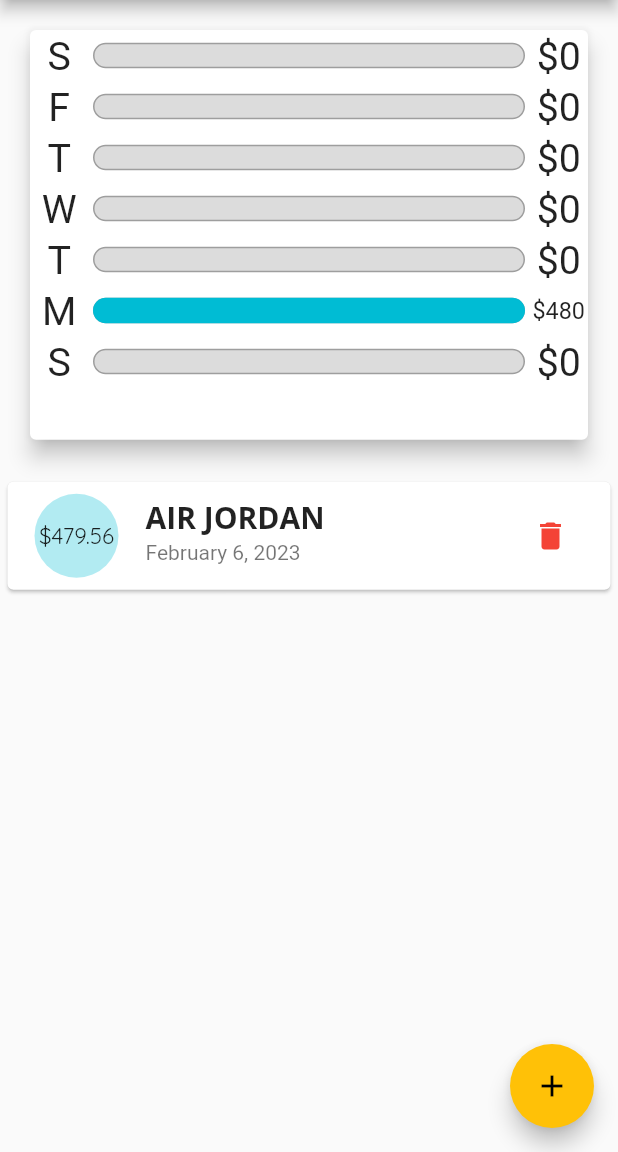
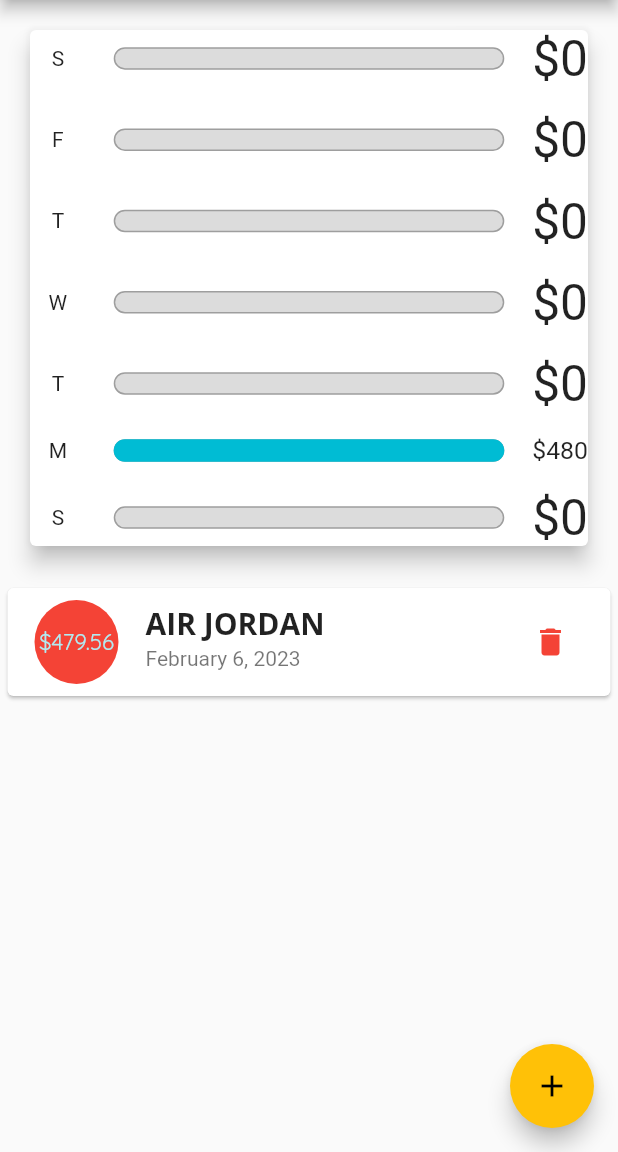
Before and after one commit to CHAITANYA9999999/FLUTTER-EXPENSE-APP, a Flutter app: the screen it shows after launch, on a phone screen of 412 x 824 dp, the part 84-1236 px from its top. Run offline on Flutter 3.47's test engine with Material 2 defaults, Android fonts, the phone set to English and light mode, and no system bars.

Commit message:
DAY-8 COMPLETED

```diff
--- a/lib/main.dart
+++ b/lib/main.dart
@@ -3,13 +3,20 @@
 import 'package:expense_app/widgets/new_transaction_.dart';
 import 'package:expense_app/widgets/transaction_list.dart';
 import 'package:flutter/material.dart';
+import 'package:flutter/services.dart';
 import './model/transaction.dart';
 
-void main() => runApp(MyApp());
+void main() {
+  runApp(MyApp());
+}
 
 class MyApp extends StatelessWidget {
   @override
   Widget build(BuildContext context) {
+    SystemChrome.setPreferredOrientations([
+      DeviceOrientation.portraitUp,
+      DeviceOrientation.portraitDown,
+    ]);
     return MaterialApp(
       title: 'Flutter App',
       theme: ThemeData(
@@ -17,14 +24,14 @@
           primarySwatch: Colors.cyan,
           accentColor: Colors.amber,
           textTheme: ThemeData.light().textTheme.copyWith(
-              headline6: TextStyle(
+              headline6: const TextStyle(
                 fontFamily: 'Open Sans',
                 fontWeight: FontWeight.bold,
                 fontSize: 20,
               ),
               button:
                   TextStyle(color: Colors.white, fontWeight: FontWeight.bold)),
-          appBarTheme: AppBarTheme(
+          appBarTheme: const AppBarTheme(
             titleTextStyle: TextStyle(
               fontFamily: 'Open Sans',
               fontWeight: FontWeight.bold,
@@ -50,7 +57,7 @@
   State<MyHomePage> createState() => _MyHomePageState();
 }
 
-class _MyHomePageState extends State<MyHomePage> {
+class _MyHomePageState extends State<MyHomePage> with WidgetsBindingObserver {
   // final List<Transaction> _userTransaction = [
   //   Transaction(
   //     id: 't1',
@@ -62,9 +69,38 @@
   //     id: 't2',
   //     title: 'iPhone 13',
   //     amount: 599.99,
-  //     date: DateTime.now(),
+  //     dte: DateTime.now(),
   //   ),
   // ];
+
+  @override
+  void initState() {
+    // TODO: implement initState
+    WidgetsBinding.instance.addObserver(this);
+    super.initState();
+  }
+
+  //*this will be executed when the lifecycle is changed for the app
+  //*lifecycle as in paused when running in the background
+  //*or resumed when app is started again from the background
+  //*or suspended when app is about to be exited due to external factors like low battery
+  //*or inactive when app is not even runnning in the background
+  //*and also this should be before all the functions are initialised
+  @override
+  void didChangeAppLifecycleState(AppLifecycleState state) {
+    // TODO: implement didChangeAppLifecycleState
+    // super.didChangeAppLifecycleState(state);
+    print(state);
+  }
+
+  //*it means that whenever the lifecycle is changed for the app
+  //*it will remove the listener(user info) for the user to aviod memory leaks
+  @override
+  void dispose() {
+    // TODO: implement dispose
+    WidgetsBinding.instance.removeObserver(this);
+    super.dispose();
+  }
 
   final List<Transaction> _userTransaction = [
     Transaction(
@@ -107,6 +143,9 @@
   }
 
   void _deleteTransaction(String txId) {
+    for (var i = 0; i < _userTransaction.length; i++) {
+      print('${_userTransaction[i].title} ${_userTransaction[i].id}}');
+    }
     setState(() {
       _userTransaction.removeWhere(((element) {
         return (element.id == txId);
@@ -114,10 +153,11 @@
     });
   }
 
+  bool _showChart = false;
+
   @override
   Widget build(BuildContext context) {
-    return Scaffold(
-      appBar: AppBar(
+    final appBar = AppBar(
       title: const Text(
         'Daily Expense App',
         style: TextStyle(fontFamily: 'Open Sans'),
@@ -127,16 +167,48 @@
             onPressed: (() => {_startAddNewTransaction(context)}),
             icon: Icon(Icons.add))
       ],
-      ),
+    );
+    return Scaffold(
       // bottomNavigationBar:
       //     BottomNavigationBar(items: const <BottomNavigationBarItem>[]),
-      body: Column(
+      body: SingleChildScrollView(
+        child: Column(
           mainAxisAlignment: MainAxisAlignment.start,
           crossAxisAlignment: CrossAxisAlignment.stretch,
           children: <Widget>[
-          Chart(_recentTransaction),
-          TransactionList(_recentTransaction, _deleteTransaction),
+            // Row(
+            //   mainAxisAlignment: MainAxisAlignment.center,
+            //   children: [
+            //     Text('Show Chart!'),
+            //     Switch(
+            //         value: _showChart,
+            //         onChanged: ((val) {
+            //           setState(() {
+            //             _showChart = val;
+            //           });
+            //         })),
+            //   ],
+            // ),
+            appBar,
+            Container(
+
+                //*WHAT THIS STATEMENT DID IS IT CALCULATED THE AVAILABLE HEIGHT FOR US
+                //*BY SUBTRACTING THE TOTAL DEVICE HEIGHT BY THE HEIGHT OF APP BAR AND
+                //* AND THE HEIGHT OF NOTIFICATION BAR(WHERE BATTERY AND STUFF IS DISPLAYED)
+                //* OUT OF THAT, 43% IS ASSIGNED TO CHART AND THE REMAINING TO TRANSACTION LIST
+                height: (MediaQuery.of(context).size.height -
+                        appBar.preferredSize.height -
+                        MediaQuery.of(context).padding.top) *
+                    0.5,
+                child: Chart(_recentTransaction)),
+            Container(
+                height: (MediaQuery.of(context).size.height -
+                        appBar.preferredSize.height -
+                        MediaQuery.of(context).padding.top) *
+                    0.5,
+                child: TransactionList(_recentTransaction, _deleteTransaction)),
           ],
+        ),
       ),
       // floatingActionButtonLocation:
       //     FloatingActionButtonLocation.,
--- a/lib/widgets/chart.dart
+++ b/lib/widgets/chart.dart
@@ -5,7 +5,7 @@
 
 class Chart extends StatelessWidget {
   final List<Transaction> recentTransacition;
-  Chart(this.recentTransacition);
+  const Chart(this.recentTransacition);
 
   List<Map<String, Object>> get groupedTransactionValue {
     return List.generate(7, (index) {
@@ -41,16 +41,14 @@
     });
   }
 
-  List<String> s = ['df', 'sdf'];
   @override
   Widget build(BuildContext context) {
-    return Container(
-      height: MediaQuery.of(context).size.height * 0.38,
-      child: Card(
+    return Card(
       elevation: 6,
-        margin: EdgeInsets.all(20),
-        child: Column(
-          children: groupedTransactionValue.map((data) {
+      margin: const EdgeInsets.all(20),
+      child:
+          Column(mainAxisAlignment: MainAxisAlignment.spaceBetween, children: [
+        ...groupedTransactionValue.map((data) {
           return ChartBar(
             label: data['day'].toString(),
             spendingAmount: data['amount'] as double,
@@ -63,8 +61,7 @@
             //     : 0
           );
         }).toList(),
-        ),
-      ),
+      ]),
     );
   }
 }
--- a/lib/widgets/chart_bar.dart
+++ b/lib/widgets/chart_bar.dart
@@ -12,27 +12,29 @@
 
   @override
   Widget build(BuildContext context) {
-    return Padding(
-      padding: EdgeInsets.all(2),
-      child: Row(
-        children: [
+    return LayoutBuilder(builder: (ctx, constraints) {
+      return Container(
+        // height: constraints.maxHeight / 7,
+        // width: constraints.maxWidth,
+        // height: ctx,
+        // height: MediaQuery.of(context).size.height/7,
+        child: Row(children: [
           Container(
-            width: 35,
-            height: 30,
-            child: FittedBox(
-              child: Text(label),
-            ),
+            alignment: Alignment.center,
+            width: constraints.maxWidth * 0.10,
+            // height: constraints.maxHeight / 7,
+            child: FittedBox(fit: BoxFit.cover, child: Text(label)),
           ),
           SizedBox(
-            width: 5,
+            width: constraints.maxWidth * 0.05,
           ),
-          Expanded(
-            child: Container(
-              height: 17,
+          Container(
+            width: constraints.maxWidth * 0.7,
             // width: 255,
             child: Stack(
               children: [
                 Container(
+                  height: 15,
                   decoration: BoxDecoration(
                     border: Border.all(
                       color: Colors.grey,
@@ -45,6 +47,7 @@
                 FractionallySizedBox(
                   widthFactor: spendingPercentageOfTotal,
                   child: Container(
+                      height: 15,
                       decoration: BoxDecoration(
                         color: Theme.of(context).primaryColor,
                         borderRadius: BorderRadius.circular(10),
@@ -53,18 +56,16 @@
               ],
             ),
           ),
-          ),
           SizedBox(
-            width: 5,
+            width: constraints.maxWidth * 0.05,
           ),
           Container(
-            width: 35,
-            height: 30,
+            width: constraints.maxWidth * 0.10,
             child: FittedBox(
                 child: Text('\$${spendingAmount.toStringAsFixed(0)}')),
           ),
-        ],
-      ),
+        ]),
       );
+    });
   }
 }
--- a/lib/widgets/new_transaction_.dart
+++ b/lib/widgets/new_transaction_.dart
@@ -13,6 +13,18 @@
   final _titleController = TextEditingController();
   final _amountController = TextEditingController();
   DateTime? _selectedDate;
+
+  @override
+  void initState() {
+    // TODO: implement initState
+    super.initState();
+  }
+
+  @override
+  void didUpdateWidget(covariant NewTransaction oldWidget) {
+    // TODO: implement didUpdateWidget
+    super.didUpdateWidget(oldWidget);
+  }
 
   void _submitData() {
     final enteredTitle = _titleController.text;
--- /dev/null
+++ b/lib/widgets/transaction_item.dart
@@ -0,0 +1,81 @@
+import 'dart:math';
+
+import 'package:flutter/material.dart';
+import 'package:intl/intl.dart';
+
+import '../model/transaction.dart';
+
+class TransactionItem extends StatefulWidget {
+  const TransactionItem({
+    Key? key,
+    required this.transactions,
+    required this.deleteTx,
+  }) : super(key: key);
+
+  final Transaction transactions;
+  final Function deleteTx;
+
+  @override
+  State<TransactionItem> createState() => _TransactionItemState();
+}
+
+class _TransactionItemState extends State<TransactionItem> {
+  late Color _bgcolor;
+
+  @override
+  void initState() {
+    // TODO: implement initState
+    const availableColor = [
+      Colors.red,
+      Colors.green,
+      Colors.blue,
+      Colors.black,
+    ];
+
+    _bgcolor = availableColor[Random().nextInt(4)];
+    super.initState();
+  }
+
+  @override
+  Widget build(BuildContext context) {
+    return Card(
+      margin: EdgeInsets.symmetric(horizontal: 5, vertical: 8),
+      child: ListTile(
+        leading: CircleAvatar(
+            backgroundColor: _bgcolor,
+            radius: 30,
+            child: Padding(
+              padding: EdgeInsets.all(5),
+              child: FittedBox(
+                  child: Text(
+                '\$${widget.transactions.amount}',
+              )),
+            )),
+        title: Text(
+          widget.transactions.title,
+          style: Theme.of(context).textTheme.titleLarge,
+        ),
+        subtitle: Text(
+          DateFormat.yMMMMd().format(widget.transactions.date),
+        ),
+        trailing: IconButton(
+          //I coded it by myself
+          // onPressed: (() => RemoveTransaction(index)),
+
+          onPressed: () => widget.deleteTx(widget.transactions.id),
+          icon: Icon(
+            Icons.delete,
+            color: Colors.red,
+          ),
+
+          //!THIS WAS NOT NECESSARY
+          // style: ButtonStyle(
+          //     backgroundColor:
+          //         MaterialStateProperty.all(Colors.white),
+          //     foregroundColor:
+          //         MaterialStateProperty.all(Colors.black)),
+        ),
+      ),
+    );
+  }
+}
--- a/lib/widgets/transaction_list.dart
+++ b/lib/widgets/transaction_list.dart
@@ -1,6 +1,8 @@
 import 'package:flutter/material.dart';
 import '../model/transaction.dart';
 import 'package:intl/intl.dart';
+
+import 'transaction_item.dart';
 
 class TransactionList extends StatelessWidget {
   final List<Transaction> transactions;
@@ -17,11 +19,10 @@
 
   @override
   Widget build(BuildContext context) {
-    return Container(
-      height: MediaQuery.of(context).size.height * 0.5,
+    return
         //Since ListView is scrollable, it takes infinite height, so therefore we cannot
         //use it without container, we have to give it a height
-      child: (transactions.isEmpty)
+        (transactions.isEmpty)
             ? Column(
                 children: [
                   Text(
@@ -46,43 +47,16 @@
               )
             : ListView.builder(
                 itemBuilder: (ctx, index) {
-                return Card(
-                  margin: EdgeInsets.symmetric(horizontal: 5, vertical: 8),
-                  child: ListTile(
-                    leading: CircleAvatar(
-                        radius: 30,
-                        child: Padding(
-                          padding: EdgeInsets.all(5),
-                          child: FittedBox(
-                              child: Text(
-                            '\$${transactions[index].amount}',
-                          )),
-                        )),
-                    title: Text(
-                      transactions[index].title,
-                      style: Theme.of(context).textTheme.titleLarge,
-                    ),
-                    subtitle: Text(
-                      DateFormat.yMMMMd().format(transactions[index].date),
-                    ),
-                    trailing: IconButton(
-                      //I coded it by myself
-                      // onPressed: (() => RemoveTransaction(index)),
-
-                      onPressed: () => deleteTx(transactions[index].id),
-                      icon: Icon(
-                        Icons.delete,
-                        color: Colors.red,
-                      ),
-
-                      //!THIS WAS NOT NECESSARY
-                      // style: ButtonStyle(
-                      //     backgroundColor:
-                      //         MaterialStateProperty.all(Colors.white),
-                      //     foregroundColor:
-                      //         MaterialStateProperty.all(Colors.black)),
-                    ),
-                  ),
+                  return TransactionItem(
+                    //*With new keys generated constantly, Flutter finds no widgets
+                    //*for the elements that now look for widget type + key. Hence new state
+                    //*objects are created all the time. Unlike UniqueKey(), ValueKey() does
+                    //*not recalculate a random value but simply wraps a non changing
+                    //*identifier provided by you
+                    key: UniqueKey(),
+                    // key: ValueKey(transactions[index].id),
+                    transactions: transactions[index],
+                    deleteTx: deleteTx,
                   );
                   // return Card(
                   //   child: Row(
@@ -144,7 +118,6 @@
                   // );
                 },
                 itemCount: transactions.length,
-            ),
               );
   }
 }
```
Lines whose indentation alone changed are shown as unchanged.
